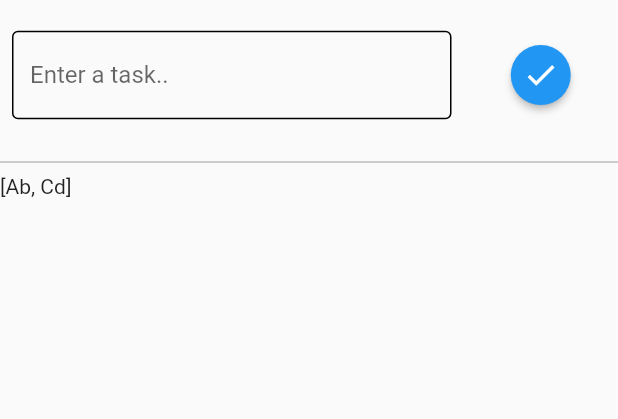
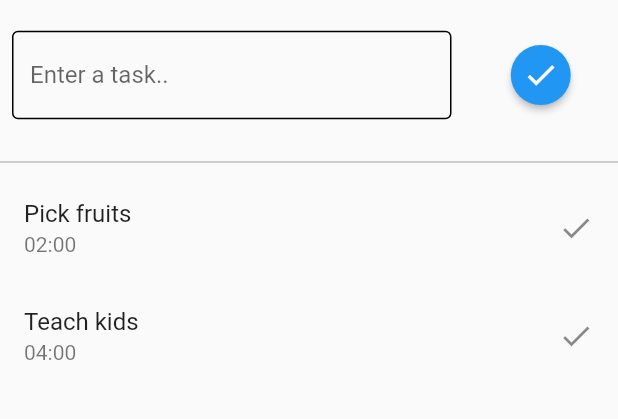
Before and after one commit to Sadam-PK/todo_app, a Flutter app: the screen it shows after launch, on a phone screen of 412 x 824 dp, the part 84-503 px from its top. Run offline on Flutter 3.47's test engine with Material 2 defaults, Android fonts, the phone set to English and light mode, and no system bars.

Commit message:
time added to todo

```diff
--- a/lib/home.dart
+++ b/lib/home.dart
@@ -12,7 +12,6 @@ class Home extends StatelessWidget {
         elevation: 0.0,
       ),
       body: const ToDo(),
-
     );
   }
 }
--- a/lib/model/todo_model.dart
+++ b/lib/model/todo_model.dart
@@ -1,10 +1,11 @@
 class ToDo {
   String? todo;
+  String? time;
 
-  ToDo({this.todo});
+  ToDo({this.todo, this.time});
 }
 
 List<ToDo> todoList = [
-  ToDo(todo: "Ab"),
-  ToDo(todo: "Cd"),
+  ToDo(todo: "Pick fruits", time: "02:00"),
+  ToDo(todo: "Teach kids", time: "04:00"),
 ];
--- a/lib/todo.dart
+++ b/lib/todo.dart
@@ -12,10 +12,10 @@ class _ToDoState extends State<ToDo> {
   TextEditingController taskCont = TextEditingController();
   String? todo;
 
-
   @override
   Widget build(BuildContext context) {
     final todos = todoList.map((e) => e.todo).toList();
+    final time = todoList.map((e) => e.time).toList();
     return SizedBox(
       width: double.infinity,
       height: 560,
@@ -79,7 +79,15 @@ class _ToDoState extends State<ToDo> {
               width: double.infinity,
               height: 460,
               // color: Colors.green,
-              child: Text("$todos"),
+              child: ListView.builder(
+                  itemCount: todos.length,
+                  itemBuilder: (BuildContext context, int index) {
+                    return ListTile(
+                      title: Text(todos[index].toString()),
+                      trailing: const Icon(Icons.done),
+                      subtitle: Text(time[index].toString()),
+                    );
+                  }),
             ),
           ],
         ),
```
Also changed, not shown: lib/main.dart (line endings or trailing spaces).
